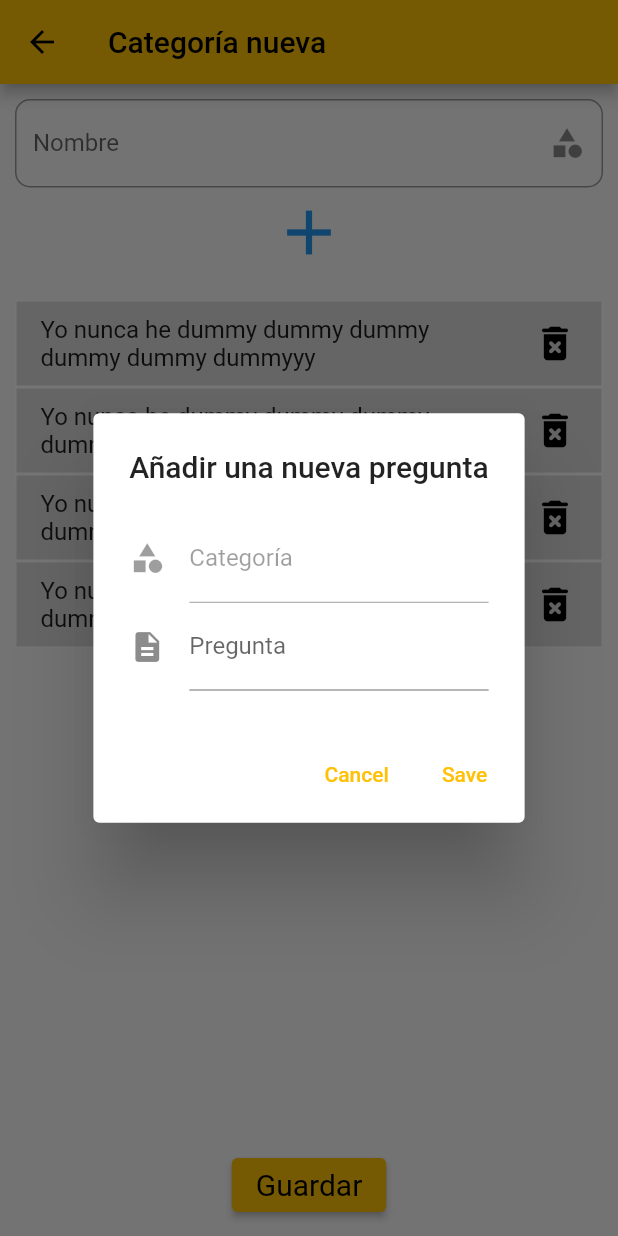
After one commit to daumienebi/yo_nunca, a Flutter app: the NewCategoryPage screen opened by its route, after a tap on the "add" icon, on a phone screen of 412 x 824 dp. The commit adds this screen. Run offline on Flutter 3.47's test engine with Material 2 defaults, Android fonts, the phone set to English and light mode, and no system bars; our stand-ins replace new_gradient_app_bar.

Commit message:
adding the new category page + few resources

```diff
--- a/lib/main.dart
+++ b/lib/main.dart
@@ -1,7 +1,5 @@
 import 'package:flutter/material.dart';
-import 'package:yo_nunca/src/pages/favourites_page.dart';
 import 'package:yo_nunca/src/pages/pages.dart';
-import 'package:yo_nunca/src/pages/question_page.dart';
 import 'package:yo_nunca/src/utils/constants.dart';
 
 void main() {
@@ -18,7 +16,8 @@ class MyApp extends StatelessWidget {
       routes: {
         Constants.routes.homepage : (_) => const HomePage(),
         Constants.routes.questionsPage : (_) => const QuestionPage(),
-        Constants.routes.favouritesPage : (_) => const FavouritesPage()
+        Constants.routes.favouritesPage : (_) => const FavouritesPage(),
+        Constants.routes.newCategory : (_) => const NewCategoryPage()
       },
       theme: ThemeData(
         primarySwatch: Colors.amber
--- a/lib/src/pages/home_page.dart
+++ b/lib/src/pages/home_page.dart
@@ -62,11 +62,7 @@ class HomePage extends StatelessWidget {
         tooltip: 'Añadir nueva categoría',
         child: Icon(Icons.add),
         onPressed: () {
-          showDatePicker(
-              context: context,
-              initialDate: DateTime.now(),
-              firstDate: DateTime.now(),
-              lastDate: DateTime.now());
+          Navigator.pushNamed(context, Constants.routes.newCategory);
         }, //Just trying it out
       ),
       body: SafeArea(
--- /dev/null
+++ b/lib/src/pages/new_category_page.dart
@@ -0,0 +1,187 @@
+import 'package:flutter/cupertino.dart';
+// ignore_for_file: prefer_const_constructors
+import 'package:flutter/material.dart';
+import 'package:yo_nunca/src/utils/my_decorations.dart';
+
+class NewCategoryPage extends StatefulWidget{
+  const NewCategoryPage({Key? key}) : super(key: key);
+
+  @override
+  State<NewCategoryPage> createState() => _NewCategoryPageState();
+}
+
+class _NewCategoryPageState extends State<NewCategoryPage> {
+  String _category = "";
+  String _question = "";
+  final GlobalKey<FormState> _formKey = GlobalKey<FormState>();
+  final TextEditingController categoryNameController = TextEditingController();
+  final TextEditingController nameController = TextEditingController();
+  @override
+  Widget build(BuildContext context) {
+
+    // TODO: implement build
+    return Scaffold(
+      appBar: AppBar(
+        title: Text("Categoría nueva"),
+      ),
+      body: Container(
+        margin: EdgeInsets.all(10),
+        child: Column(
+            children: [
+              _formFields(),
+              _addQuestionBtn(),
+              SizedBox(height: 20,),
+              Expanded(child: _questionsList()),
+              _addButton()
+            ]
+        ),
+      ),
+    );
+  }
+
+  Widget _formFields(){
+    return Container(
+      child: Column(
+        children: [
+          TextFormField(
+          controller: categoryNameController,
+          keyboardType: TextInputType.name,
+          textCapitalization: TextCapitalization.words,
+          decoration: InputDecoration(
+              border: OutlineInputBorder(
+                borderRadius: BorderRadius.circular(10),
+              ),
+              labelText: 'Nombre',
+              hintText: 'Introduce el nombre de la categoría',
+              suffixIcon: Icon(Icons.category)
+          ),
+          validator: (String? value){
+            if(value == null || value.isEmpty){
+              return "Por favor, introduce un nombre valído";
+            }return null;
+          }
+      )
+        ],
+      ),
+    );
+  }
+
+  Widget _addQuestionBtn(){
+    return Container(
+      margin: EdgeInsets.only(top: 5),
+      width: 50,
+      alignment: Alignment.topRight,
+        child: InkWell(
+          onTap: (){
+            _popUpForm();
+            //setState(() {});
+          },
+          child: Icon(
+            Icons.add,color: Colors.blue,size: 50,
+          ),
+        )
+    );
+  }
+
+  Future _popUpForm() {
+    return showDialog(
+      context: context,
+      builder: (_) {
+        TextEditingController _categoryController = TextEditingController();
+        TextEditingController _questionController = TextEditingController();
+        return AlertDialog(
+          title: const Text('Añadir una nueva pregunta'),
+          content: SingleChildScrollView(
+            child: Column(
+              children: [
+                TextFormField(
+                    controller: _categoryController,
+                    decoration: MyDecorations.categoryField()),
+                TextFormField(
+                  controller: _questionController,
+                  decoration: MyDecorations.questionField(),
+                  maxLines: null,
+                ),
+              ],
+            ),
+          ),
+          actions: [
+            TextButton(
+              onPressed: () => Navigator.pop(context),
+              child: Text('Cancel'),
+            ),
+            TextButton(
+              onPressed: () async {
+                _category = nameController.text;
+                _question = _questionController.text;
+                //int result = await provider.addVisitPlace(newName);
+                //_checkResult(result);
+              },
+              child: Text('Save'),
+            ),
+          ],
+        );
+      },
+    );
+  }
+
+  Widget _questionsList(){
+    return ListView(
+      children: [
+        _questionTiles("Yo nunca he dummy dummy dummy dummy dummy dummyyy"),
+        _questionTiles("Yo nunca he dummy dummy dummy dummy dummy dummyyy"),
+        _questionTiles("Yo nunca he dummy dummy dummy dummy dummy dummyyy"),
+        _questionTiles("Yo nunca he dummy dummy dummy dummy dummy dummyyy"),
+        //_questionTiles("Yo nunca he dummy dummy dummy dummy dummy dummyyy"),
+        //_questionTiles("Yo nunca he dummy dummy dummy dummy dummy dummyyy"),
+        //_questionTiles("Yo nunca he dummy dummy dummy dummy dummy dummyyy"),
+        //_questionTiles("Yo nunca he dummy dummy dummy dummy dummy dummyyy"),
+        //_questionTiles("Yo nunca he dummy dummy dummy dummy dummy dummyyy"),
+        //_questionTiles("Yo nunca he dummy dummy dummy dummy dummy dummyyy"),
+        //_questionTiles("Yo nunca he dummy dummy dummy dummy dummy dummyyy"),
+
+      ],
+    );
+  }
+
+
+  ListTile _questionTiles(String title){
+    return ListTile(
+      title: Text(title),
+      tileColor: Colors.black12,
+      trailing: InkWell(
+        onTap: (){print("TODO : Delete question");},
+        child: Icon(
+          Icons.delete_forever_rounded,color: Colors.black,size: 30,
+        ),
+      ),
+      onTap: (){print("TODO : Edit question");},
+      shape: Border.all(
+        color: Colors.white
+      ),
+
+    );
+  }
+  Widget _addButton(){
+    final btnStyle = ElevatedButton.styleFrom(textStyle: TextStyle(color: Colors.blue,fontSize: 20));
+    return ElevatedButton(
+        style: btnStyle,
+        onPressed: (){
+          if(_formKey.currentState!.validate()){
+              print(categoryNameController.text);
+          }
+        },
+        child: Text("Guardar")
+    );
+  }
+
+_checkResult(int result) {
+  result > 0
+      ? ScaffoldMessenger.of(context)
+      .showSnackBar(const SnackBar(content: Text('New Location saved')))
+      : ScaffoldMessenger.of(context).showSnackBar(const SnackBar(
+      content:
+      Text('The location was not saved, introduce a valid name')));
+  Navigator.pop(context);
+}
+}
--- a/lib/src/pages/pages.dart
+++ b/lib/src/pages/pages.dart
@@ -1,2 +1,5 @@
 //Class to export all the app pages
 export 'package:yo_nunca/src/pages/home_page.dart';
+export 'package:yo_nunca/src/pages/favourites_page.dart';
+export 'package:yo_nunca/src/pages/question_page.dart';
+export 'package:yo_nunca/src/pages/new_category_page.dart';
--- a/lib/src/utils/constants.dart
+++ b/lib/src/utils/constants.dart
@@ -10,4 +10,5 @@ class Routes {
   String get homepage => 'homepage';
   String get favouritesPage => 'favourites';
   String get questionsPage => 'questions';
+  String get newCategory => 'newcategory';
 }
--- a/lib/src/utils/my_decorations.dart
+++ b/lib/src/utils/my_decorations.dart
@@ -32,4 +32,20 @@ class MyDecorations{
       ),
     );
   }
+
+  static InputDecoration categoryField(){
+    return const InputDecoration(
+        labelText: "Categoría",
+        icon: Icon(Icons.category),
+        enabled: false
+    );
+  }
+
+  static InputDecoration questionField(){
+    return const InputDecoration(
+        labelText: "Pregunta",
+        icon: Icon(Icons.description),
+        enabled: true
+    );
+  }
 }
```
Also changed, not shown: lib/src/widgets/home_page_list.dart (+12 -14 lines), lib/src/widgets/question_widget.dart (+8 -12 lines), assets/images/cold_beer.jpg (added), assets/images/cold_beer2.jpg (added), assets/images/red_cup.jpg (added), assets/images/shots.jpg (added).
